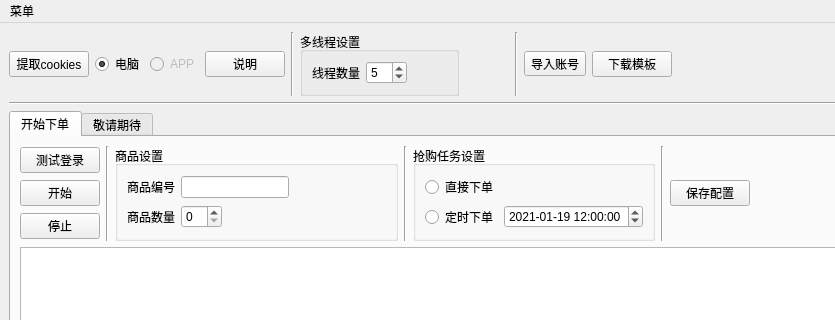
This is jd_main_ui.ui in a516833759/jd_seckill as Qt 5 draws it before an edit; both pictures show x 0 to 835 and y 0 to 320 of the 1061 by 850 pixel window. The edited form follows.
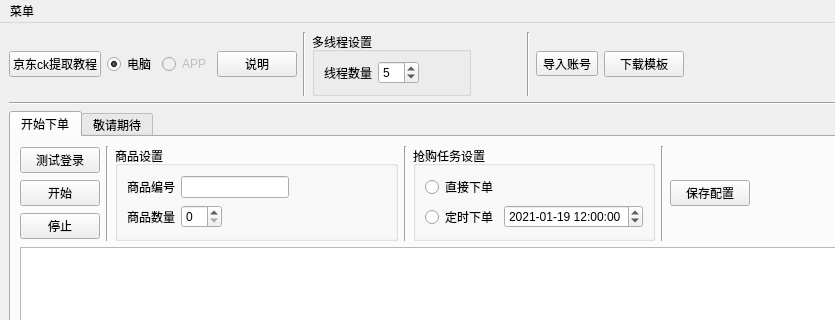
This is the edited form.

```diff
--- a/jd_main_ui.ui
+++ b/jd_main_ui.ui
@@ -24,7 +24,7 @@
           <item>
            <widget class="QPushButton" name="pushButton">
             <property name="text">
-             <string>提取cookies</string>
+             <string>京东ck提取教程</string>
             </property>
            </widget>
           </item>
```
Left out of the diff: 2 changed lines with no effect on the pictures.
